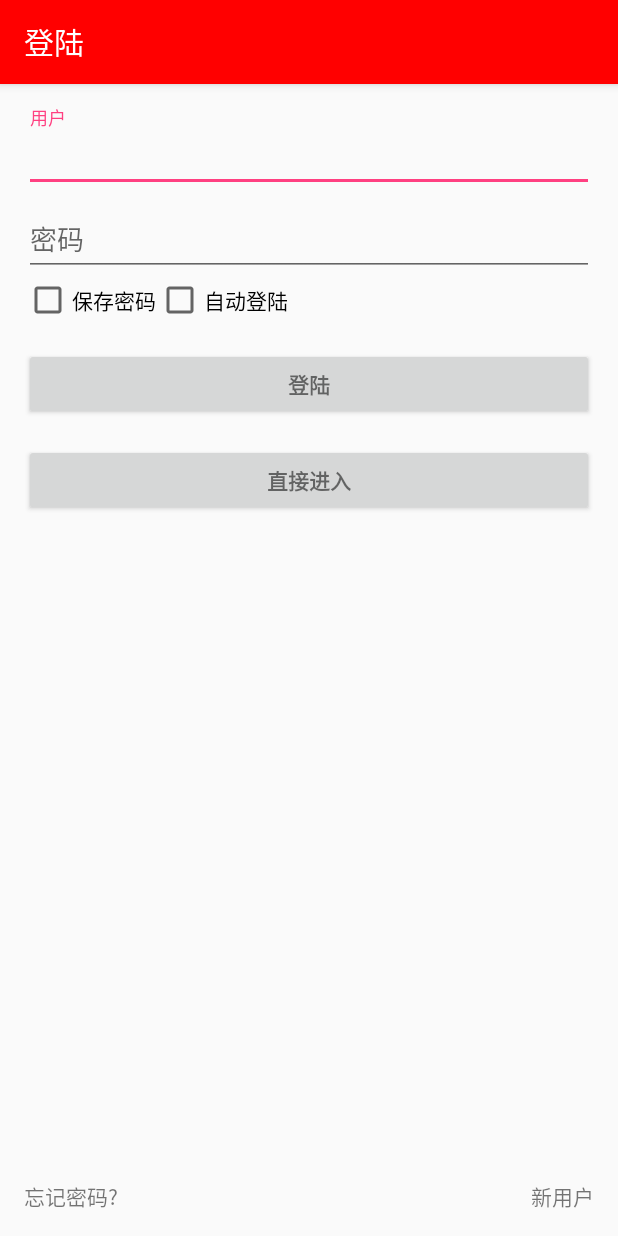
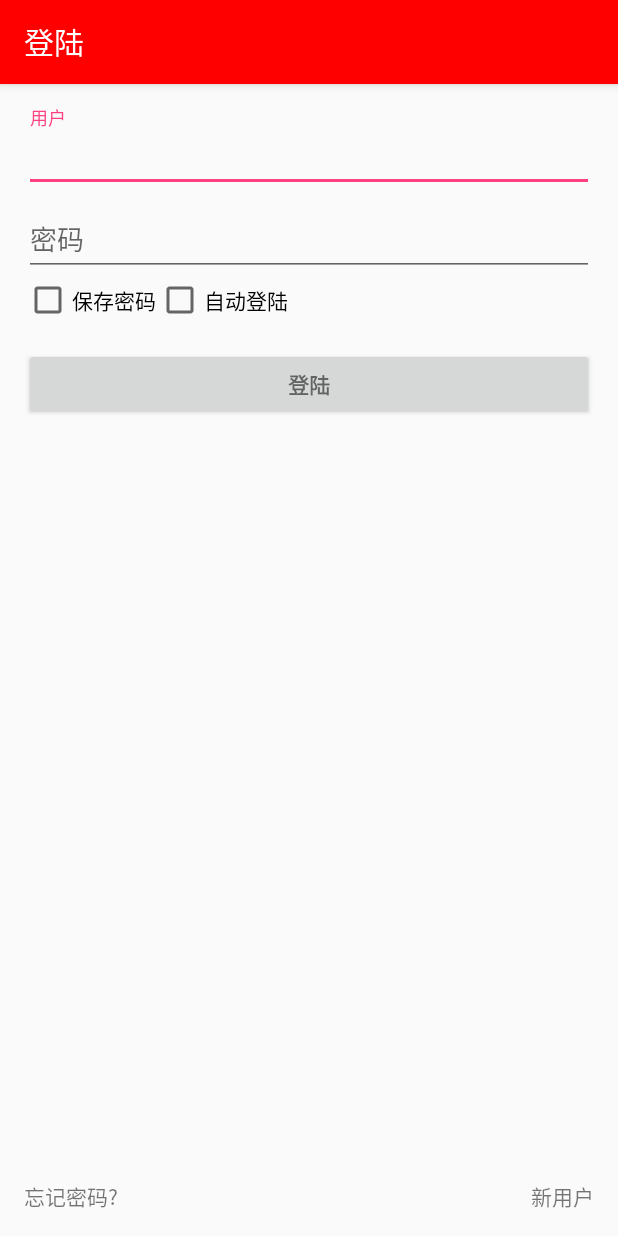
Before and after one commit to nmxsu/OrdersProject, an Android app: the LoginPage screen opened directly, with no data from a screen before it, on a phone screen of 412 x 824 dp. Run offline under Robolectric (Android 15) with nearby library versions, the phone set to English and light mode, and no system bars; our stand-ins replace CircleImageView; 2 statements that could not run were skipped.

Commit message:
delete-straight-to-login
去掉直接登陆的按钮

```diff
--- a/Orders/app/src/main/res/layout/activity_login_page.xml
+++ b/Orders/app/src/main/res/layout/activity_login_page.xml
@@ -89,14 +89,6 @@
                 android:layout_marginTop="16dp"
                 android:text="@string/action_sign_in"
                 android:textStyle="bold" />
-            <Button
-                android:id="@+id/come_to_main_page_directly"
-                style="?android:textAppearanceSmall"
-                android:layout_width="match_parent"
-                android:layout_height="wrap_content"
-                android:layout_marginTop="16dp"
-                android:text="@string/come_in_directly"
-                android:textStyle="bold" />
         </LinearLayout>
     </ScrollView>
     <RelativeLayout
```
